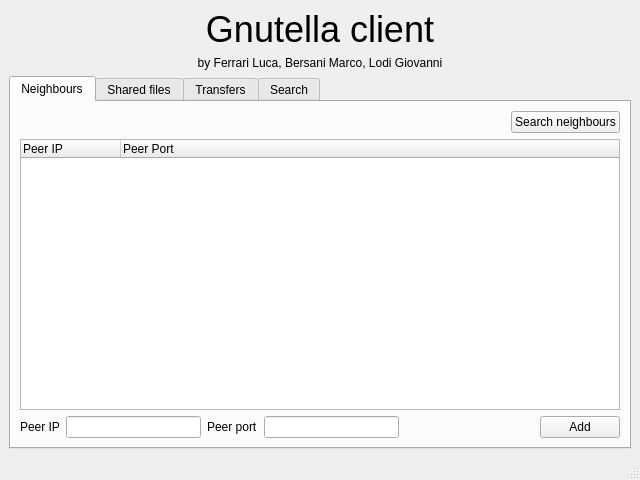
Above: gnutella/teamGML/ui/qt/designer/mainwindow.ui from B3rs/P2P before the change. Below: the same form after it.
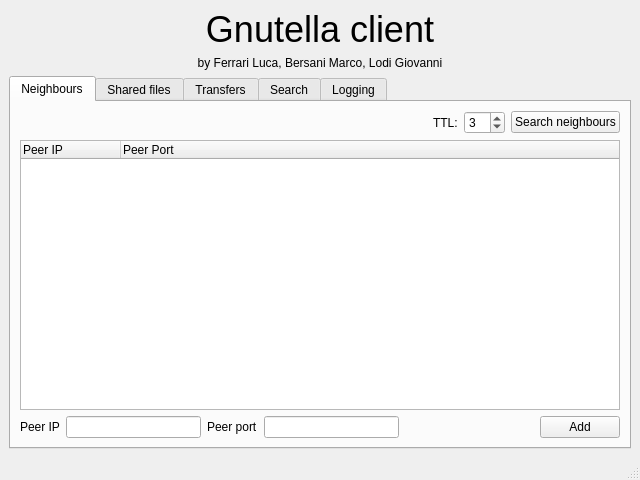
That is the form after the change.

What changed in the file:
```diff
--- a/gnutella/teamGML/ui/qt/designer/mainwindow.ui
+++ b/gnutella/teamGML/ui/qt/designer/mainwindow.ui
@@ -67,6 +67,23 @@
               </property>
              </spacer>
             </item>
+            <item>
+             <widget class="QLabel" name="label_9">
+              <property name="text">
+               <string>TTL:</string>
+              </property>
+             </widget>
+            </item>
+            <item>
+             <widget class="QSpinBox" name="ttlPeersSearchSpinBox">
+              <property name="minimum">
+               <number>1</number>
+              </property>
+              <property name="value">
+               <number>3</number>
+              </property>
+             </widget>
+            </item>
             <item>
              <widget class="QPushButton" name="searchNeighboursBtn">
               <property name="text">
@@ -84,15 +101,12 @@
               <verstretch>0</verstretch>
              </sizepolicy>
             </property>
+            <property name="alternatingRowColors">
+             <bool>true</bool>
+            </property>
             <property name="itemsExpandable">
              <bool>false</bool>
             </property>
-            <attribute name="headerVisible">
-             <bool>true</bool>
-            </attribute>
-            <attribute name="headerStretchLastSection">
-             <bool>true</bool>
-            </attribute>
             <column>
              <property name="text">
               <string>Peer IP</string>
@@ -329,6 +343,16 @@
           </item>
          </layout>
         </widget>
+        <widget class="QWidget" name="tab_5">
+         <attribute name="title">
+          <string>Logging</string>
+         </attribute>
+         <layout class="QVBoxLayout" name="verticalLayout_7">
+          <item>
+           <widget class="QTextBrowser" name="loggingTextBrowser"/>
+          </item>
+         </layout>
+        </widget>
        </widget>
       </item>
      </layout>
```
Left out of the diff: 32 changed lines with no effect on the pictures.
